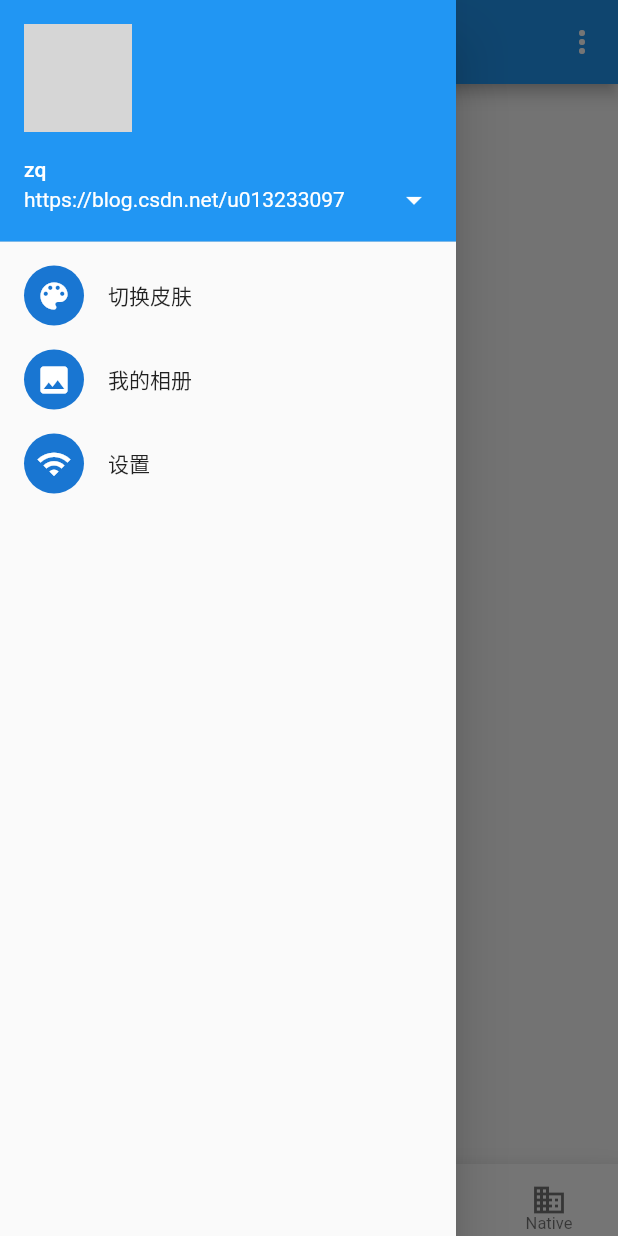
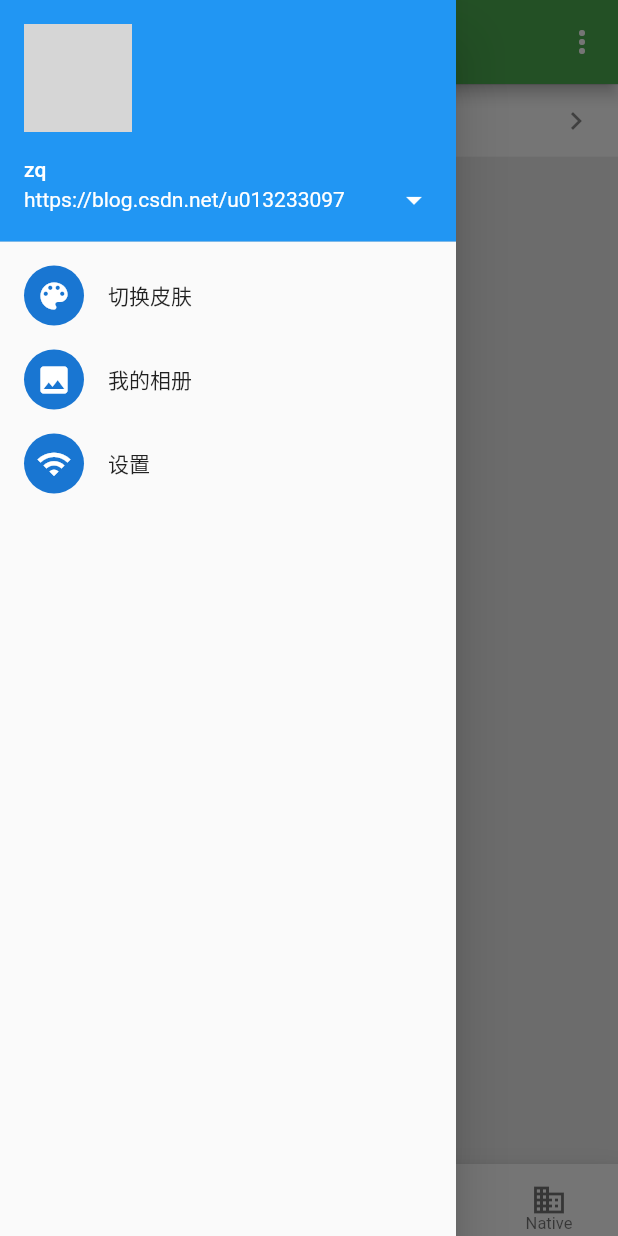
Before and after one commit to zqHero/SimpleFlutterDemo, a Flutter app: the screen it shows after launch, item 3 of the bottom bar chosen, with the side drawer open, on a phone screen of 412 x 824 dp. Run offline on Flutter 3.47's test engine with Material 2 defaults, Android fonts, the phone set to English and light mode, and no system bars; network calls fail; grey boxes are pictures that could not be loaded.

Commit message:
添加  启动页

```diff
--- a/lib/main.dart
+++ b/lib/main.dart
@@ -1,9 +1,8 @@
+import 'package:flutter/cupertino.dart';
 import 'package:flutter/material.dart';
-import 'widgets/home_page.dart';
 import 'routes.dart';
 
-//widget 路由
-import 'widgets/first_pages/widgets/loading_json_assets_age.dart';
+
 
 void main() => runApp(MyApp());
 
@@ -11,6 +10,8 @@ void main() => runApp(MyApp());
 
 //Cupertino 跳转路由：
 final Map<String, WidgetBuilder> routes = {
+  "HomePage": (context) => HomePage(),
+
   "CupertinoActivityIndicator": (context) => CupertinoActivityInPage(),
   "CupertinoAlertDialog": (context) => CupertinoAlertDiaPage(),
   "CupertinoButton": (context) => CupertinoButtonPage(),
@@ -53,6 +54,9 @@ final Map<String, WidgetBuilder> routes = {
   //Animation 动画组件
   "AnimatedOpactityPage": (context) => AnimatedOpactityPage(),
   "HeroPage1": (context) => HeroPage1(),
+
+  //sdk
+  "ChatPage": (context) => ChatPage(),
 };
 
 class MyApp extends StatelessWidget {
@@ -60,8 +64,14 @@ class MyApp extends StatelessWidget {
   Widget build(BuildContext context) {
     // TODO: implement build
     return new MaterialApp(
-      theme: new ThemeData(platform: TargetPlatform.iOS),
-      home: HomePage(),
+      debugShowCheckedModeBanner: false,
+      title: "App",
+      theme: new ThemeData(
+        platform: TargetPlatform.iOS,
+        primaryColor: Colors.green,
+        scaffoldBackgroundColor: Color(0xffebebeb),
+      ),
+      home:new LoadingPage(),
       routes: routes,
     );
   }
--- a/lib/widgets/second_page.dart
+++ b/lib/widgets/second_page.dart
@@ -1,11 +1,11 @@
 import 'package:flutter/material.dart';
 
 //展示列表数据
-final _items = <ListItem>[
-  new ListItem("CupertinoActivityIndicator组件", "CupertinoActivityIndicator"),
-  new ListItem("CupertinoAlertDialog组件", "CupertinoAlertDialog"),
-  new ListItem("CupertinoButton组件", "CupertinoButton"),
-  new ListItem("Cupertino导航组件集", "Cupertino"),
+final _items = <_ListItem>[
+  new _ListItem("CupertinoActivityIndicator组件", "CupertinoActivityIndicator"),
+  new _ListItem("CupertinoAlertDialog组件", "CupertinoAlertDialog"),
+  new _ListItem("CupertinoButton组件", "CupertinoButton"),
+  new _ListItem("Cupertino导航组件集", "Cupertino"),
 ];
 
 class SecondPage extends StatelessWidget {
@@ -46,9 +46,9 @@ class SecondPage extends StatelessWidget {
   }
 }
 
-class ListItem {
+class _ListItem {
   String title;
   String route;
 
-  ListItem(this.title, this.route);
+  _ListItem(this.title, this.route);
 }
--- a/lib/widgets/third_page.dart
+++ b/lib/widgets/third_page.dart
@@ -1,14 +1,45 @@
-
-
-
 import 'package:flutter/material.dart';
 
-class ThirdPage extends StatelessWidget{
+class ThirdPage extends StatelessWidget {
+  List<_ListItem> _items = <_ListItem>[
+    new _ListItem("chatDemo", "ChatPage"),  //聊天界面
+  ];
+
   @override
   Widget build(BuildContext context) {
     // TODO: implement build
-    return new Center(
-      child: new Text("=========3=========="),
+    return new ListView(
+      children: getItemsWidgets(context),
     );
   }
+
+  getItemsWidgets(BuildContext context) {
+    var widgets = <Widget>[];
+    for (var i = 0; i < _items.length; i++) {
+      String title = _items[i].title;
+      String route = _items[i].route;
+      widgets.add(new Container(
+          color: Colors.grey[300],
+          padding: EdgeInsets.only(top: 0.5),
+          child: new Container(
+            color: Colors.white,
+            child: new ListTile(
+              title: new Text("$title"),
+              trailing: Icon(Icons.keyboard_arrow_right), //选中项
+              dense: true,
+              onTap: () {
+                Navigator.pushNamed(context, "$route");
+              },
+            ),
+          )));
+    }
+    return widgets;
+  }
 }
+
+class _ListItem {
+  String title;
+  String route;
+
+  _ListItem(this.title, this.route);
+}
--- a/pubspec.yaml
+++ b/pubspec.yaml
@@ -19,6 +19,9 @@ environment:
 dependencies:
   flutter:
     sdk: flutter
+
+  flutter_webview_plugin: ^0.3.8
+  date_format: ^1.0.6
 
   io: ^0.3.3
   convert: ^2.1.1
@@ -54,6 +57,7 @@ flutter:
     - lib/imgs/类层次结构.png
     - lib/imgs/状态的生命周期.png
     - lib/imgs/demo.jpg
+    - lib/imgs/flutter.jpg
 
 
   # An image asset can refer to one or more resolution-specific "variants", see
```
Also changed, not shown: lib/routes.dart (+12 -0 lines), lib/widgets/loading_page.dart (added, +34 -0 lines), lib/widgets/third_pages/chat_page.dart (added, +16 -0 lines), lib/imgs/flutter.jpg (added), pubspec.lock, 2 other files.
